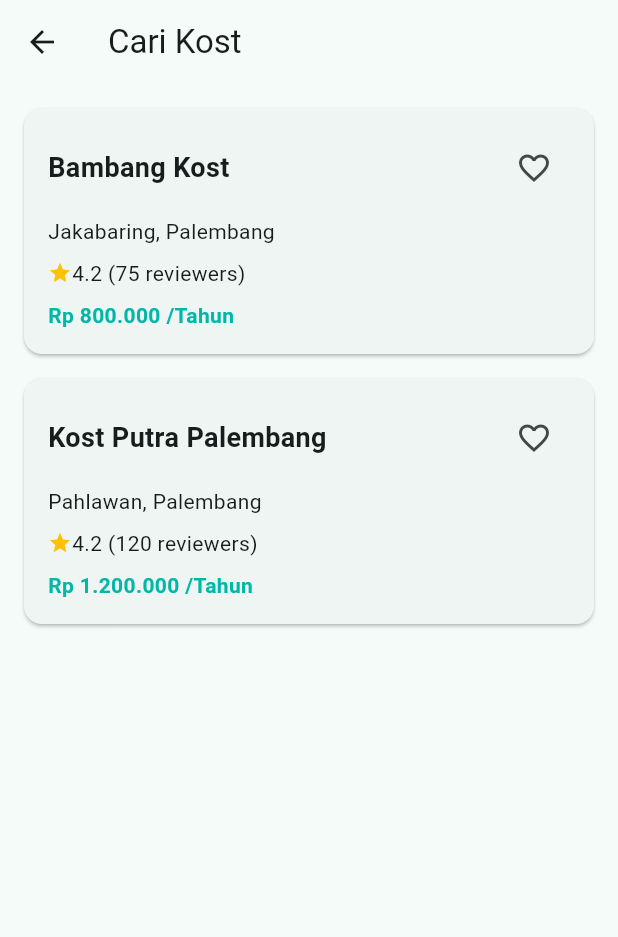
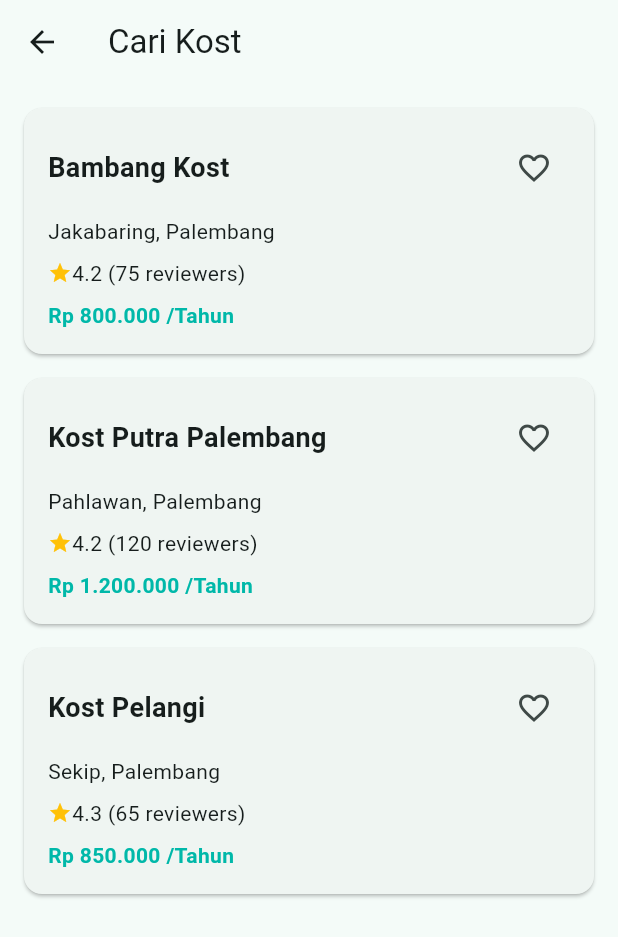
Before and after one commit to AlvindraRamadhan/IndoKos, a Flutter app: the screen it shows after launch, after a tap on "Tahunan", on a phone screen of 412 x 824 dp. Shown: the top 937 px of the screen. Run offline on Flutter 3.47's test engine with Material 3 defaults, Android fonts, the light colour scheme and no system bars; network calls fail.

Commit message:
Penambahan beberapa fitur

```diff
--- a/lib/utils/mock_data.dart
+++ b/lib/utils/mock_data.dart
@@ -29,6 +29,7 @@ final mockKosList = [
     description: 'Kost ekonomis dengan lokasi strategis dekat kampus.',
     images: [
       'https://images.unsplash.com/photo-1554469384-e58fac16e23a?ixlib=rb-1.2.1&auto=format&fit=crop&w=500&q=60',
+      'https://images.pexels.com/photos/439227/pexels-photo-439227.jpeg?auto=compress&cs=tinysrgb&w=500',
     ],
     type: 'bulanan',
   ),
@@ -42,8 +43,9 @@ final mockKosList = [
     facilities: ['KM Dalam', 'AC', 'Parkir', 'Dapur'],
     description: 'Kost dengan suasana asri dan lingkungan yang tenang.',
     images: [
-      'https://images.unsplash.com/photo-1484154218962-a197022b5858?ixlib=rb-1.2.1&auto=format&fit=crop&w=500&q=60',
-      'https://images.unsplash.com/photo-1522708323590-d24dbb6b0267?ixlib=rb-1.2.1&auto=format&fit=crop&w=500&q=60',
+      'https://images.pexels.com/photos/1571468/pexels-photo-1571468.jpeg?auto=compress&cs=tinysrgb&w=1260&h=750&dpr=1', // Living room
+      'https://images.pexels.com/photos/1457842/pexels-photo-1457842.jpeg?auto=compress&cs=tinysrgb&w=1260&h=750&dpr=1', // Bedroom
+      'https://images.pexels.com/photos/271816/pexels-photo-271816.jpeg?auto=compress&cs=tinysrgb&w=1260&h=750&dpr=1', // Kitchen area
     ],
     type: 'tahunan',
   ),
@@ -58,6 +60,7 @@ final mockKosList = [
     description: 'Kost eksklusif untuk putra dengan fasilitas premium.',
     images: [
       'https://images.unsplash.com/photo-1493809842364-78817add7ffb?ixlib=rb-1.2.1&auto=format&fit=crop&w=500&q=60',
+      'https://images.pexels.com/photos/271624/pexels-photo-271624.jpeg?auto=compress&cs=tinysrgb&w=500',
     ],
     type: 'tahunan',
   ),
@@ -72,7 +75,7 @@ final mockKosList = [
     description: 'Kost modern dengan desain minimalis dan nyaman.',
     images: [
       'https://images.unsplash.com/photo-1502672260266-1c1ef2d93688?ixlib=rb-1.2.1&auto=format&fit=crop&w=500&q=60',
-      'https://images.unsplash.com/photo-1523357580085-5fef0a4fda6e?ixlib=rb-1.2.1&auto=format&fit=crop&w=500&q=60',
+      //'https://images.unsplash.com/photo-1523357580085-5fef0a4fda6e?ixlib=rb-1.2.1&auto=format&fit=crop&w=500&q=60',
     ],
     type: 'bulanan',
   ),
@@ -87,6 +90,7 @@ final mockKosList = [
     description: 'Kost khusus wanita dengan keamanan 24 jam.',
     images: [
       'https://images.unsplash.com/photo-1512917774080-9991f1c4c750?ixlib=rb-1.2.1&auto=format&fit=crop&w=500&q=60',
+      'https://images.pexels.com/photos/279719/pexels-photo-279719.jpeg?auto=compress&cs=tinysrgb&w=500',
     ],
     type: 'bulanan',
   ),
@@ -101,6 +105,52 @@ final mockKosList = [
     description: 'Kost dengan suasana homey dan pelayanan ramah.',
     images: [
       'https://images.unsplash.com/photo-1580587771525-78b9dba3b914?ixlib=rb-1.2.1&auto=format&fit=crop&w=500&q=60',
+      'https://images.pexels.com/photos/1643383/pexels-photo-1643383.jpeg?auto=compress&cs=tinysrgb&w=500',
+    ],
+    type: 'bulanan',
+  ),
+  Kos(
+    id: '8',
+    name: 'Kost Harmoni',
+    location: 'Kemuning, Palembang',
+    price: 750000,
+    rating: 4.0,
+    reviewers: 80,
+    facilities: ['KM Dalam', 'Kipas Angin', 'Parkir', 'Dapur Bersama'],
+    description: 'Kost dengan lokasi strategis dekat pusat perbelanjaan.',
+    images: [
+      'https://images.unsplash.com/photo-1582268611958-ebfd161ef9cf?ixlib=rb-1.2.1&auto=format&fit=crop&w=500&q=60',
+      'https://images.pexels.com/photos/271618/pexels-photo-271618.jpeg?auto=compress&cs=tinysrgb&w=500',
+    ],
+    type: 'bulanan',
+  ),
+  Kos(
+    id: '9',
+    name: 'Kost Pelangi',
+    location: 'Sekip, Palembang',
+    price: 850000,
+    rating: 4.3,
+    reviewers: 65,
+    facilities: ['KM Dalam', 'AC', 'Parkir', 'Ruang Tamu'],
+    description: 'Kost dengan desain warna-warni yang ceria dan nyaman.',
+    images: [
+      'https://images.unsplash.com/photo-1513519245088-0e12902e5a38?ixlib=rb-1.2.1&auto=format&fit=crop&w=500&q=60',
+      'https://images.pexels.com/photos/1571460/pexels-photo-1571460.jpeg?auto=compress&cs=tinysrgb&w=500',
+    ],
+    type: 'tahunan',
+  ),
+  Kos(
+    id: '10',
+    name: 'Kost Sejahtera',
+    location: 'Kertapati, Palembang',
+    price: 600000,
+    rating: 3.9,
+    reviewers: 45,
+    facilities: ['KM Luar', 'Kipas Angin', 'Parkir'],
+    description: 'Kost ekonomis dengan lingkungan yang asri dan bersih.',
+    images: [
+      'https://images.unsplash.com/photo-1524758631624-e2822e304c36?ixlib=rb-1.2.1&auto=format&fit=crop&w=500&q=60',
+      'https://images.pexels.com/photos/271643/pexels-photo-271643.jpeg?auto=compress&cs=tinysrgb&w=500',
     ],
     type: 'bulanan',
   ),
```
